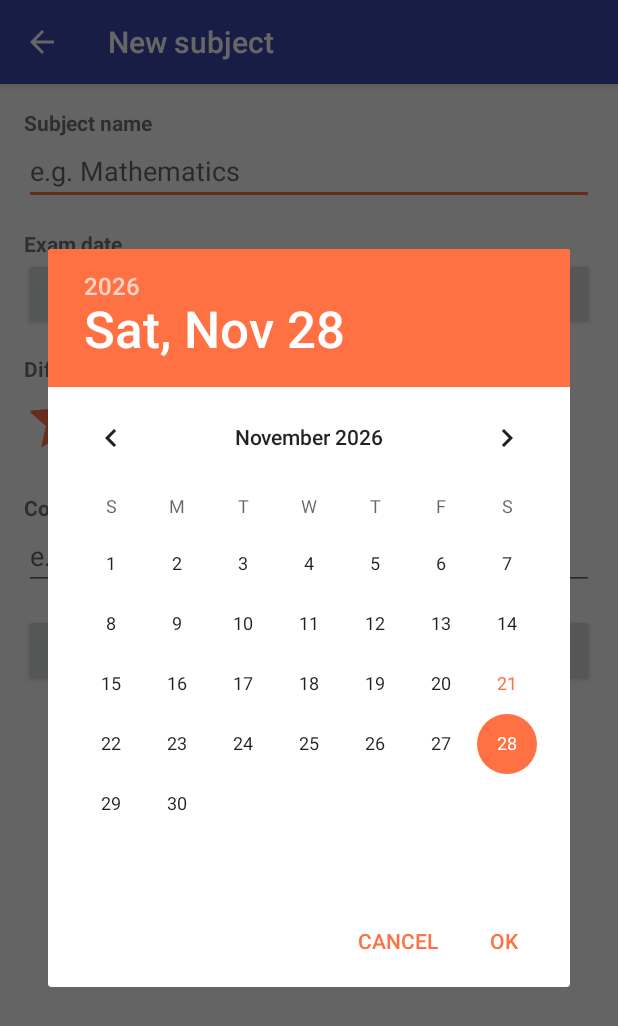
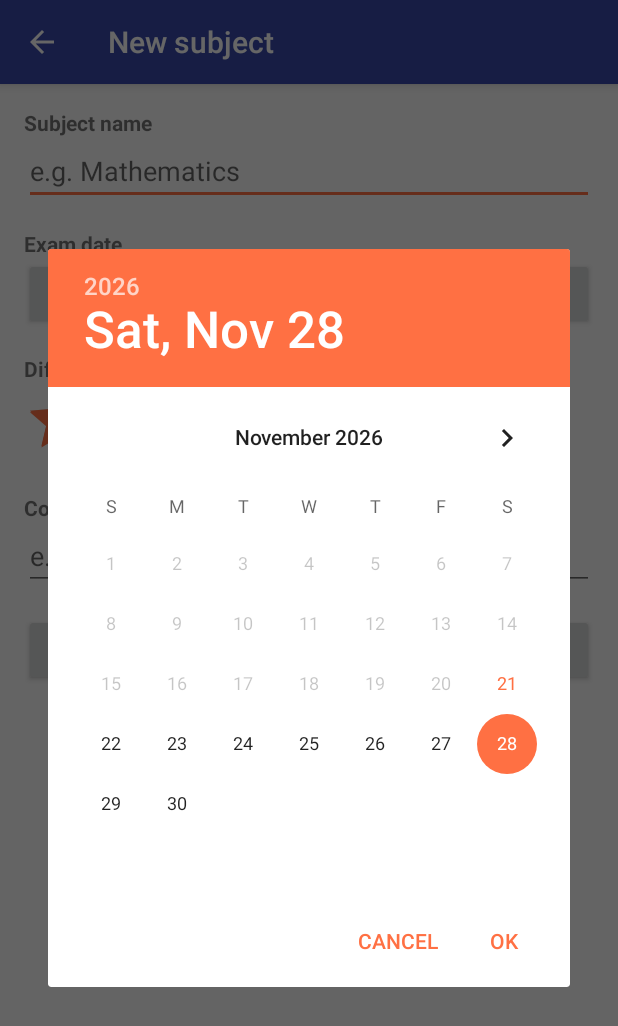
Before and after one commit to Yasmine658/RevisPlan, an Android app: the AjoutMatiereActivity screen opened directly, with no data from a screen before it, after a tap on "PICK A DATE", on a phone screen of 412 x 824 dp. Shown: the top 1026 px of the screen. Run offline under Robolectric (Android 15) with nearby library versions, the phone set to English and light mode, and no system bars.

Commit message:
polish: block past dates in picker, darker text

```diff
--- a/app/src/main/java/tn/tp/revisplan/AjoutMatiereActivity.kt
+++ b/app/src/main/java/tn/tp/revisplan/AjoutMatiereActivity.kt
@@ -78,6 +78,8 @@ class AjoutMatiereActivity : AppCompatActivity() {
             cal.get(java.util.Calendar.MONTH),
             cal.get(java.util.Calendar.DAY_OF_MONTH)
         )
+        // exams must be after today
+        dialog.datePicker.minDate = DateUtils.versCalendar(DateUtils.aujourdhui() + 1).timeInMillis
         dialog.show()
     }
 
--- a/app/src/main/res/layout/item_matiere.xml
+++ b/app/src/main/res/layout/item_matiere.xml
@@ -13,6 +13,7 @@
 
         <TextView
             android:id="@+id/txtNomMatiere"
+            android:textColor="@color/text_primary"
             android:layout_width="0dp"
             android:layout_height="wrap_content"
             android:layout_weight="1"
--- a/app/src/main/res/layout/item_progression.xml
+++ b/app/src/main/res/layout/item_progression.xml
@@ -13,6 +13,7 @@
 
         <TextView
             android:id="@+id/txtNomProgression"
+            android:textColor="@color/text_primary"
             android:layout_width="0dp"
             android:layout_height="wrap_content"
             android:layout_weight="1"
@@ -45,6 +46,7 @@
 
     <TextView
         android:id="@+id/txtHeuresProgression"
+            android:textColor="@color/text_primary"
         android:layout_width="wrap_content"
         android:layout_height="wrap_content"
         android:textSize="@dimen/text_small" />
--- a/app/src/main/res/layout/item_seance.xml
+++ b/app/src/main/res/layout/item_seance.xml
@@ -24,6 +24,7 @@
 
         <TextView
             android:id="@+id/txtMatiereSeance"
+            android:textColor="@color/text_primary"
             android:layout_width="wrap_content"
             android:layout_height="wrap_content"
             android:textSize="@dimen/text_normal" />
@@ -37,6 +38,7 @@
 
     <TextView
         android:id="@+id/txtHeuresSeance"
+            android:textColor="@color/text_primary"
         android:layout_width="wrap_content"
         android:layout_height="wrap_content"
         android:textSize="@dimen/text_normal"
--- a/app/src/main/res/values/colors.xml
+++ b/app/src/main/res/values/colors.xml
@@ -3,6 +3,7 @@
     <color name="primary">#3949AB</color>
     <color name="primary_dark">#283593</color>
     <color name="accent">#FF7043</color>
+    <color name="text_primary">#212121</color>
     <color name="text_secondary">#666666</color>
     <color name="done">#2E7D32</color>
     <color name="missed">#C62828</color>
```
